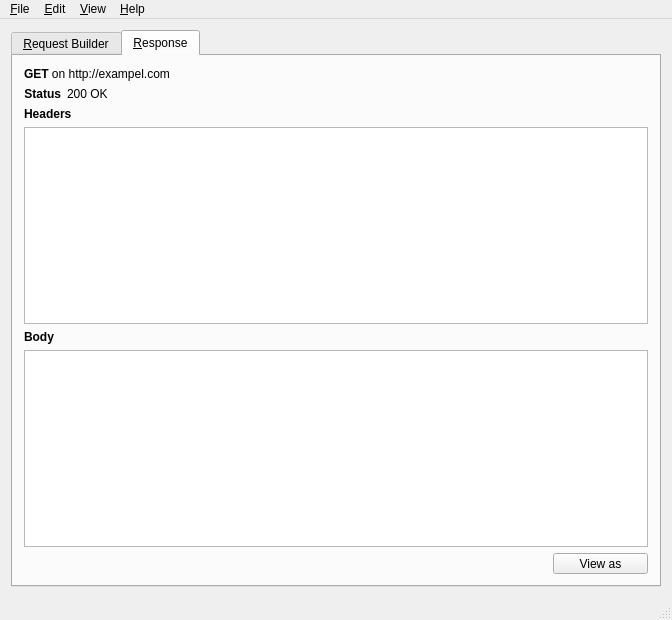
Before: the Qt Designer form MainWnd.ui in SneWs/Httper, drawn with Qt 5.
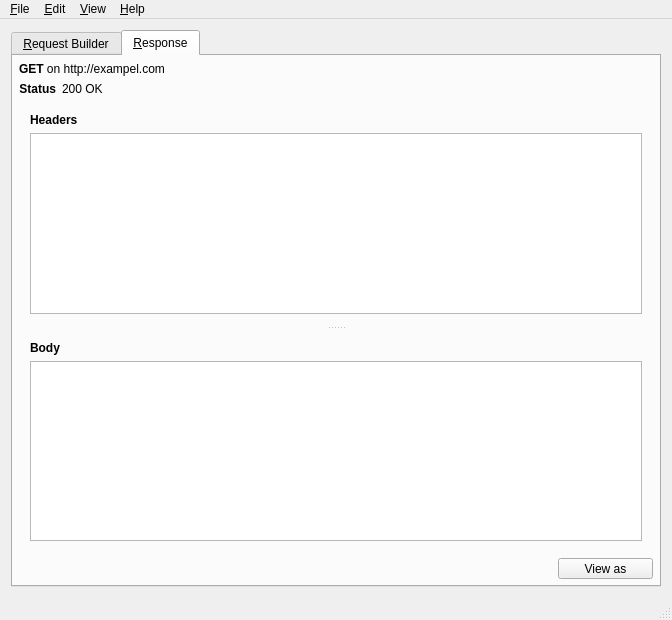
After: the same form once the commit is applied. The open tabs and pages were chosen to show the change. Icons and pictures are not drawn.

What changed in the file:
```diff
--- a/MainWnd.ui
+++ b/MainWnd.ui
@@ -295,6 +295,18 @@
         <string>&amp;Response</string>
        </attribute>
        <layout class="QVBoxLayout" name="verticalLayout_6">
+        <property name="leftMargin">
+         <number>6</number>
+        </property>
+        <property name="topMargin">
+         <number>6</number>
+        </property>
+        <property name="rightMargin">
+         <number>6</number>
+        </property>
+        <property name="bottomMargin">
+         <number>6</number>
+        </property>
         <item>
          <widget class="QLabel" name="lblResponseUrl">
           <property name="sizePolicy">
@@ -375,6 +387,17 @@
          </layout>
         </item>
         <item>
+         <widget class="QSplitter" name="spHeaderAndContent">
+          <property name="orientation">
+           <enum>Qt::Vertical</enum>
+          </property>
+          <property name="handleWidth">
+           <number>5</number>
+          </property>
+          <property name="childrenCollapsible">
+           <bool>false</bool>
+          </property>
+          <widget class="QWidget" name="">
          <layout class="QVBoxLayout" name="verticalLayout_3">
           <item>
            <widget class="QLabel" name="lblHeaders">
@@ -403,14 +426,20 @@
           </item>
           <item>
            <widget class="QTextEdit" name="txtHeaders">
+              <property name="sizePolicy">
+               <sizepolicy hsizetype="Expanding" vsizetype="Expanding">
+                <horstretch>0</horstretch>
+                <verstretch>0</verstretch>
+               </sizepolicy>
+              </property>
             <property name="readOnly">
              <bool>true</bool>
             </property>
            </widget>
           </item>
          </layout>
-        </item>
-        <item>
+          </widget>
+          <widget class="QWidget" name="">
          <layout class="QVBoxLayout" name="verticalLayout_5">
           <item>
            <widget class="QLabel" name="lblBody">
@@ -448,6 +477,8 @@
            </widget>
           </item>
          </layout>
+          </widget>
+         </widget>
         </item>
         <item>
          <layout class="QHBoxLayout" name="horizontalLayout_8">
```
Left out of the diff: 32 changed lines with no effect on the pictures. Lines whose indentation alone changed are shown as unchanged.
